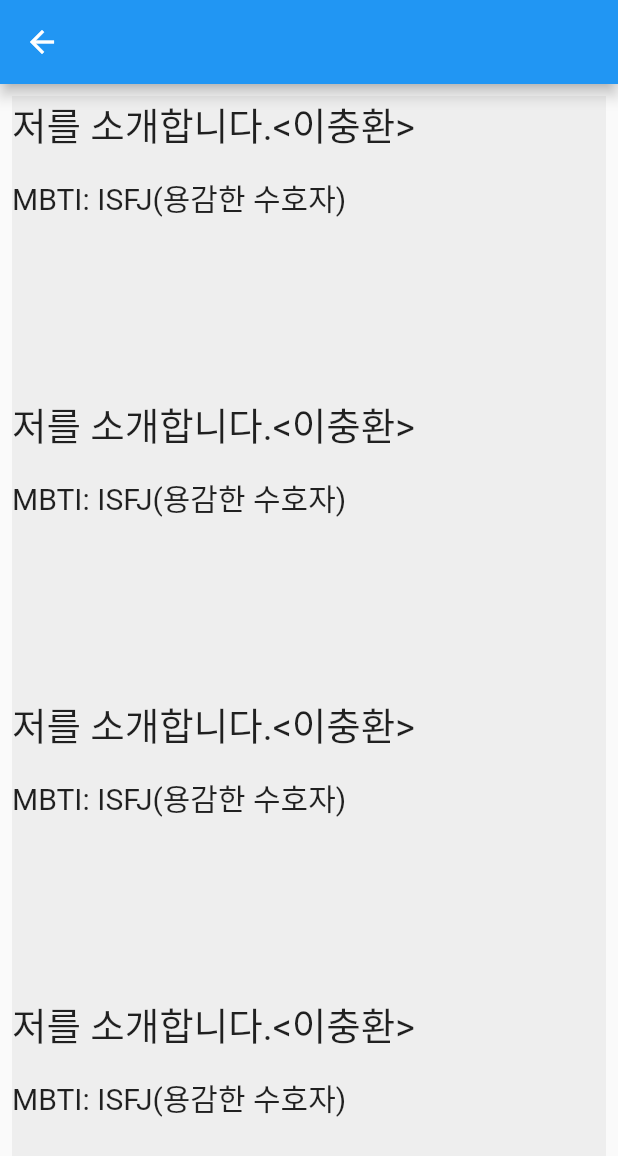
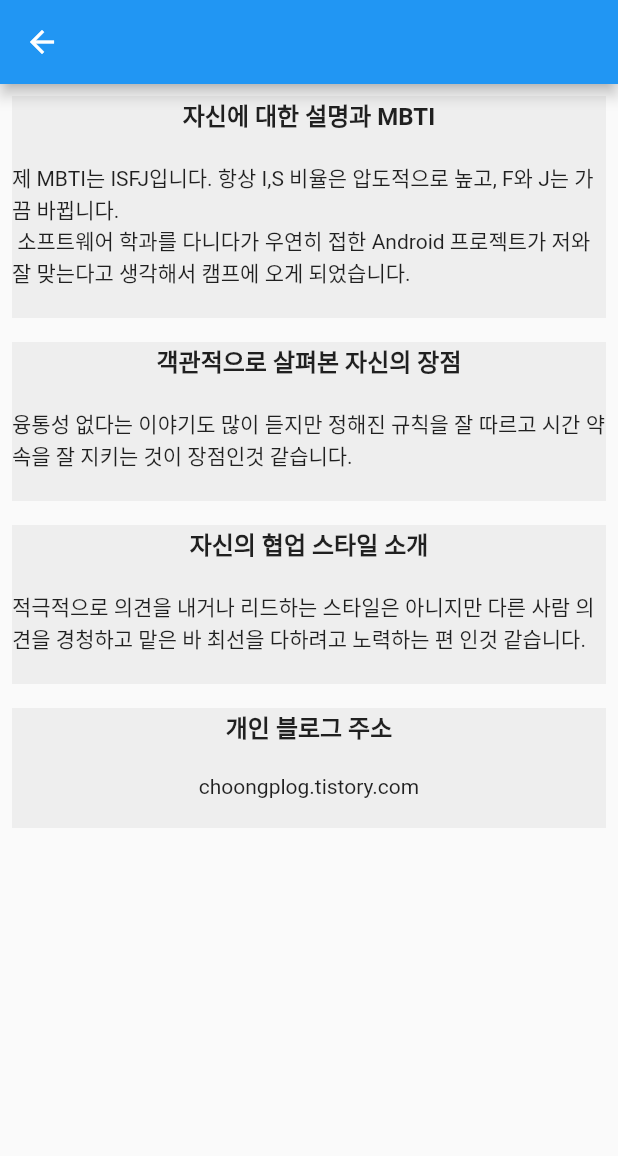
Before and after one commit to sinw212/TeamPage, a Flutter app: the ChoongHwanPersonal screen opened directly, on a phone screen of 412 x 824 dp. Shown: the top 1156 px of the screen. Run offline on Flutter 3.47's test engine with Material 2 defaults, Android fonts, the phone set to English and light mode, and no system bars.

Commit message:
choonghwan_personal_page_complete

```diff
--- a/lib/choonghwan_personal.dart
+++ b/lib/choonghwan_personal.dart
@@ -10,96 +10,100 @@
     return Scaffold(
         appBar: AppBar(),
         body: SingleChildScrollView(
-          child: Padding(
-            padding: const EdgeInsets.all(8.0),
           child: Column(
             children: [
-                Stack(children: [
               Container(
+                  margin: EdgeInsets.all(8.0),
+                  width: double.infinity,
                   color: Color(0xFFEEEEEE),
-                    height: 200,
-                  ),
-                  Expanded(
                   child: Column(
-                      crossAxisAlignment: CrossAxisAlignment.start,
                     children: [
                       Text(
-                          "저를 소개합니다.<이충환>",
-                          style: TextStyle(fontSize: 25),
+                        "자신에 대한 설명과 MBTI",
+                        style: TextStyle(
+                            fontSize: 16, fontWeight: FontWeight.bold),
                       ),
-                        Text(""),
-                        Text("MBTI: ISFJ(용감한 수호자)",
-                            style: TextStyle(fontSize: 20)),
-                        Text(""),
+                      SizedBox(
+                        height: 20,
+                      ),
+                      Text(
+                          "제 MBTI는 ISFJ입니다. 항상 I,S 비율은 압도적으로 높고, F와 J는 가끔 바뀝니다.\n 소프트웨어 학과를 다니다가 우연히 접한 Android 프로젝트가 저와 잘 맞는다고 생각해서 캠프에 오게 되었습니다.",
+                          style: TextStyle(fontSize: 14)),
+                      SizedBox(
+                        height: 20,
+                      ),
                     ],
-                    ),
-                  ),
-                ]),
-                Stack(children: [
+                  )),
               Container(
+                  margin: EdgeInsets.all(8.0),
+                  width: double.infinity,
                   color: Color(0xFFEEEEEE),
-                    height: 200,
-                  ),
-                  Expanded(
                   child: Column(
-                      crossAxisAlignment: CrossAxisAlignment.start,
                     children: [
                       Text(
-                          "저를 소개합니다.<이충환>",
-                          style: TextStyle(fontSize: 25),
+                        "객관적으로 살펴본 자신의 장점",
+                        style: TextStyle(
+                            fontSize: 16, fontWeight: FontWeight.bold),
                       ),
-                        Text(""),
-                        Text("MBTI: ISFJ(용감한 수호자)",
-                            style: TextStyle(fontSize: 20)),
-                        Text(""),
+                      SizedBox(
+                        height: 20,
+                      ),
+                      Text(
+                        "융통성 없다는 이야기도 많이 듣지만 정해진 규칙을 잘 따르고 시간 약속을 잘 지키는 것이 장점인것 같습니다.",
+                        style: TextStyle(fontSize: 14),
+                      ),
+                      SizedBox(
+                        height: 20,
+                      ),
                     ],
-                    ),
-                  ),
-                ]),
-                Stack(children: [
+                  )),
               Container(
+                  margin: EdgeInsets.all(8.0),
+                  width: double.infinity,
                   color: Color(0xFFEEEEEE),
-                    height: 200,
-                  ),
-                  Expanded(
                   child: Column(
-                      crossAxisAlignment: CrossAxisAlignment.start,
                     children: [
                       Text(
-                          "저를 소개합니다.<이충환>",
-                          style: TextStyle(fontSize: 25),
+                        "자신의 협업 스타일 소개",
+                        style: TextStyle(
+                            fontSize: 16, fontWeight: FontWeight.bold),
                       ),
-                        Text(""),
-                        Text("MBTI: ISFJ(용감한 수호자)",
-                            style: TextStyle(fontSize: 20)),
-                        Text(""),
+                      SizedBox(
+                        height: 20,
+                      ),
+                      Text(
+                        "적극적으로 의견을 내거나 리드하는 스타일은 아니지만 다른 사람 의견을 경청하고 맡은 바 최선을 다하려고 노력하는 편 인것 같습니다.",
+                        style: TextStyle(fontSize: 14),
+                      ),
+                      SizedBox(
+                        height: 20,
+                      ),
                     ],
-                    ),
-                  ),
-                ]),
-                Stack(children: [
+                  )),
               Container(
+                  margin: EdgeInsets.all(8.0),
+                  width: double.infinity,
                   color: Color(0xFFEEEEEE),
-                    height: 200,
-                  ),
-                  Expanded(
                   child: Column(
-                      crossAxisAlignment: CrossAxisAlignment.start,
                     children: [
                       Text(
-                          "저를 소개합니다.<이충환>",
-                          style: TextStyle(fontSize: 25),
+                        "개인 블로그 주소",
+                        style: TextStyle(
+                            fontSize: 16, fontWeight: FontWeight.bold),
                       ),
-                        Text(""),
-                        Text("MBTI: ISFJ(용감한 수호자)",
-                            style: TextStyle(fontSize: 20)),
-                        Text(""),
+                      SizedBox(
+                        height: 20,
+                      ),
+                      Text(
+                        "choongplog.tistory.com",
+                        style: TextStyle(fontSize: 14),
+                      ),
+                      SizedBox(
+                        height: 20,
+                      ),
                     ],
-                    ),
-                  ),
-                ]),
+                  )),
             ],
-            ),
           ),
         ));
   }
--- a/lib/yongjun_personal.dart
+++ b/lib/yongjun_personal.dart
@@ -1,5 +1,5 @@
 //이용준 개인 페이지
-import 'dart:html';
+// import 'dart:html';
 
 import 'package:flutter/material.dart';
 
```
Lines whose indentation alone changed are shown as unchanged.
